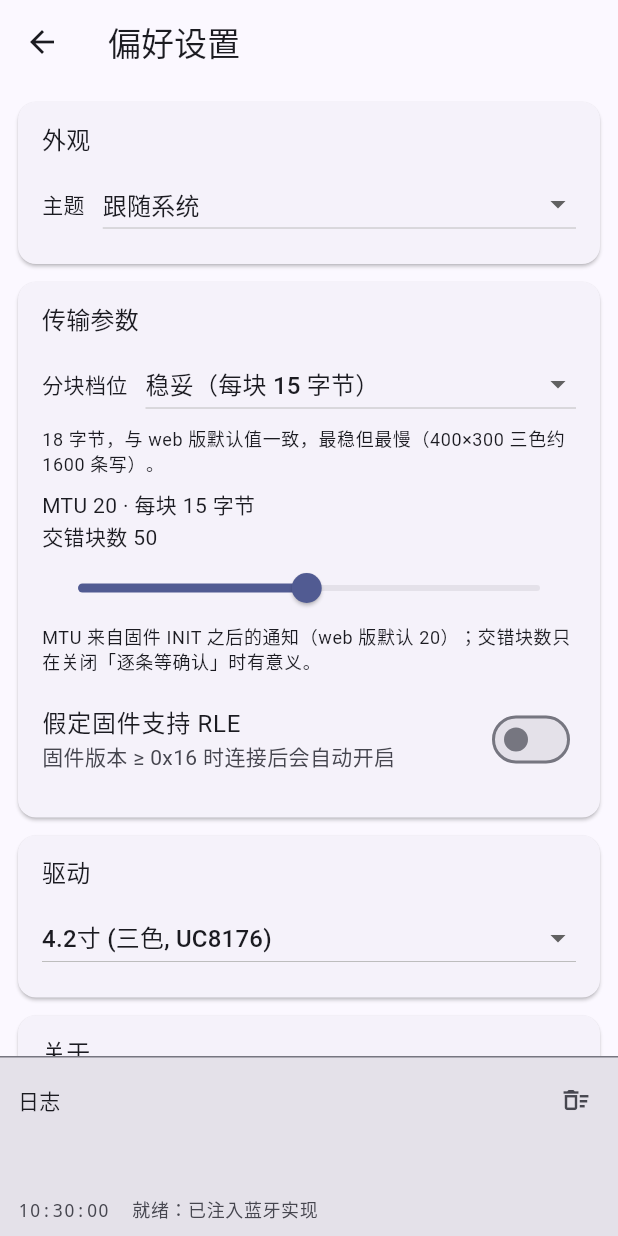
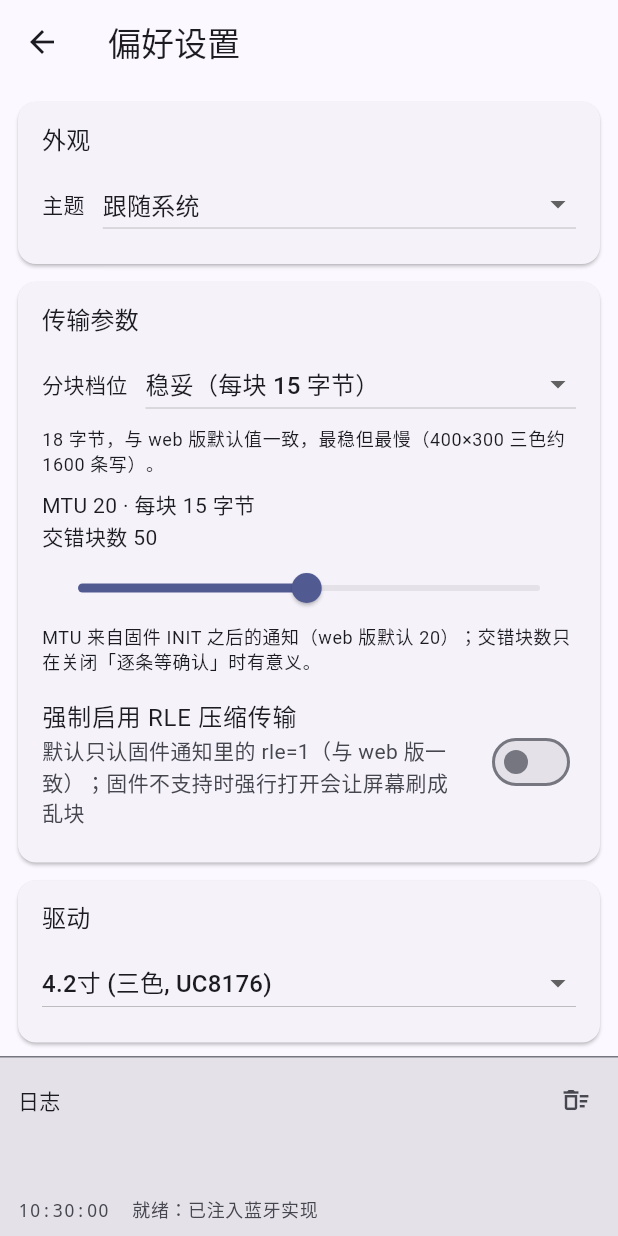
Before and after one commit to Yuzgaf33tref6/EPD_nRF5_Controller, a Flutter app: the SettingsScreen screen opened directly, on a phone screen of 412 x 824 dp. Run offline on Flutter 3.47's test engine with Material 3 defaults, Android fonts, the phone set to English and light mode, and no system bars; our stand-ins replace image_picker, permission_handler; missing offline and left inert: flutter_reactive_ble.

Commit message:
fix(transfer): RLE 只认固件通知里的 rle=1，不再按版本号猜（修 0x19 固件刷出乱块）

```diff
--- a/lib/screens/settings_screen.dart
+++ b/lib/screens/settings_screen.dart
@@ -160,8 +160,11 @@ class SettingsScreen extends StatelessWidget {
                         contentPadding: EdgeInsets.zero,
                         value: state.rleSupported,
                         onChanged: state.setRleSupported,
-                        title: const Text('假定固件支持 RLE'),
-                        subtitle: const Text('固件版本 ≥ 0x16 时连接后会自动开启'),
+                        title: const Text('强制启用 RLE 压缩传输'),
+                        subtitle: const Text(
+                          '默认只认固件通知里的 rle=1（与 web 版一致）；'
+                          '固件不支持时强行打开会让屏幕刷成乱块',
+                        ),
                       ),
                     ],
                   ),
```
Also changed, not shown: lib/state/app_state.dart (+5 -2 lines), 1 other file.
